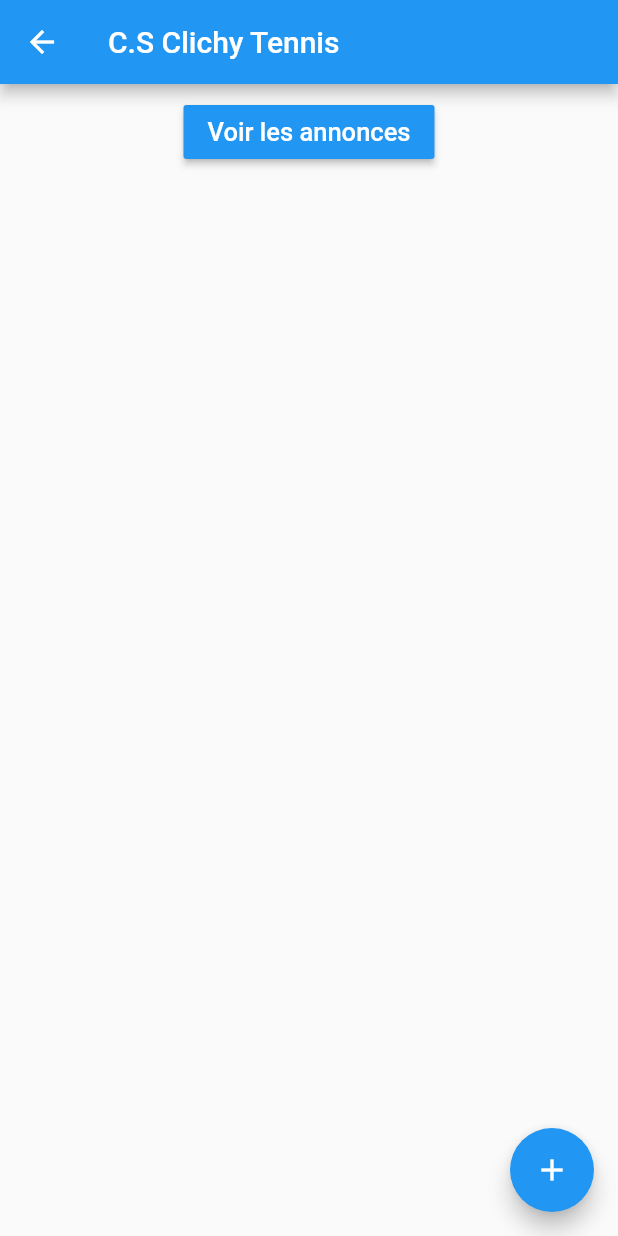
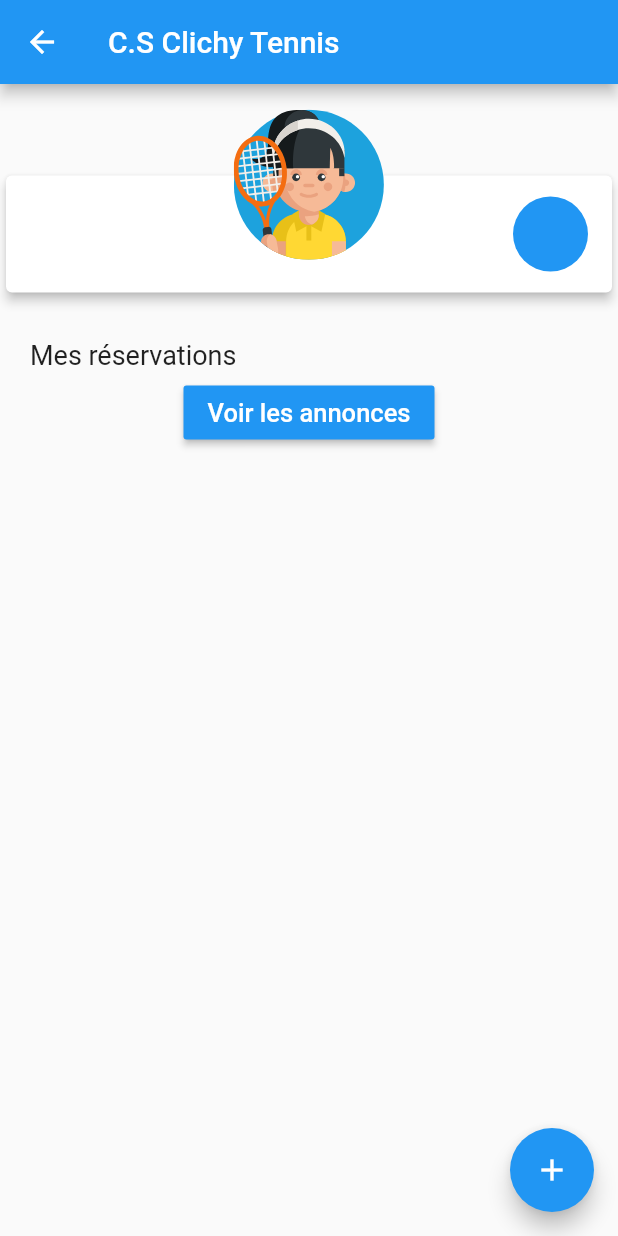
Before and after one commit to bring-happiness/sportemple-v2, a Flutter app: the BookingHomeScreen screen opened by its route, on a phone screen of 412 x 824 dp. Run offline on Flutter 3.47's test engine with Material 2 defaults, Android fonts, the light colour scheme and no system bars; our stand-ins replace flutter_svg, shared_preferences, socket_io_client; missing offline and left inert: age; accounts and stored records are empty; network calls fail.

Commit message:
feat(booking): add current bookings

```diff
--- /dev/null
+++ b/lib/models/booking.dart
@@ -0,0 +1,29 @@
+class Booking {
+  final String id;
+  final String date;
+  final String hour;
+  final String site;
+  final String court;
+  final String gameType;
+  final String ownerType;
+
+  Booking({this.id,
+      this.date,
+      this.hour,
+      this.site,
+      this.court,
+      this.gameType,
+      this.ownerType});
+
+  factory Booking.fromJson(Map<String, dynamic> json) {
+    return Booking(
+      id: json['id'],
+      date: json['date'],
+      hour: json['heure'],
+      site: json['site'],
+      court: json['court'],
+      gameType: json['jeu'],
+      ownerType: json['type'],
+    );
+  }
+}
--- /dev/null
+++ b/lib/repository/booking_repository.dart
@@ -0,0 +1,22 @@
+import 'package:http/http.dart' as http;
+import 'dart:convert';
+
+import '../models/booking.dart';
+
+class BookingRepository {
+  static Future<List<Booking>> getCurrentBookings(username, password) async {
+    final response = await http.get(
+        'http://localhost:3001/booking/current-reservations/57920066/$username/$password');
+
+    if (response.statusCode == 200) {
+      final List<dynamic> data = json.decode(response.body);
+      List<Booking> bookings = List<Booking>();
+
+      data.forEach((booking) => bookings.add(Booking.fromJson(booking)));
+
+      return bookings;
+    } else {
+      throw Exception('Failed to load booking');
+    }
+  }
+}
--- a/lib/screens/booking_home_screen.dart
+++ b/lib/screens/booking_home_screen.dart
@@ -1,7 +1,10 @@
 import 'package:flutter/material.dart';
+import 'package:flutter_svg/svg.dart';
 import 'package:shared_preferences/shared_preferences.dart';
 import 'package:socket_io_client/socket_io_client.dart' as IO;
 
+import '../models/booking.dart';
+import '../repository/booking_repository.dart';
 import './communiques_screen.dart';
 import '../models/user.dart';
 import '../repository/user_repository.dart';
@@ -18,6 +21,7 @@ class _BookingHomeScreenState extends State<BookingHomeScreen> {
   String username;
   String password;
   User user;
+  List<Booking> bookings;
 
   @override
   void initState() {
@@ -27,7 +31,18 @@ class _BookingHomeScreenState extends State<BookingHomeScreen> {
       username = prefs.getString('username');
       password = prefs.getString('password');
 
-      user = await UserRepository.getByUsername(username);
+      UserRepository.getByUsername(username).then((User _user) {
+        setState(() {
+          user = _user;
+        });
+      });
+
+      BookingRepository.getCurrentBookings(username, password)
+          .then((List<Booking> _bookings) {
+        setState(() {
+          bookings = _bookings;
+        });
+      });
     });
 
     socket = IO.io('http://localhost:3001', <String, dynamic>{
@@ -37,6 +52,10 @@ class _BookingHomeScreenState extends State<BookingHomeScreen> {
 
   @override
   Widget build(BuildContext context) {
+    final String profileAssetName = (user != null && user.isMale)
+        ? 'assets/images/tennis-player-male.svg'
+        : 'assets/images/tennis-player-female.svg';
+
     return Scaffold(
       appBar: AppBar(
         title: Text('C.S Clichy Tennis'),
@@ -48,19 +67,99 @@ class _BookingHomeScreenState extends State<BookingHomeScreen> {
       body: SafeArea(
         child: Column(
           children: [
-            Card(
-              child: Row(
+            Padding(
+              padding: const EdgeInsets.only(top: 17),
+              child: Stack(
                 children: [
-
+                  Padding(
+                    padding: const EdgeInsets.only(top: 40),
+                    child: Card(
+                      elevation: 3,
+                      child: Padding(
+                        padding: const EdgeInsets.symmetric(vertical: 11.0),
+                        child: ListTile(
+                          title: Column(
+                            crossAxisAlignment: CrossAxisAlignment.start,
+                            children: [
+                              Text(
+                                user != null ? user.firstname : '',
+                                style: TextStyle(
+                                    fontSize: 17,
+                                    color: Theme.of(context).primaryColor),
+                              ),
+                              Text(
+                                user != null ? user.lastname : '',
+                                style: TextStyle(
+                                    fontSize: 17, color: Colors.blueGrey),
+                              )
+                            ],
+                          ),
+                          trailing: Container(
+                            width: 50,
+                            height: 50,
+                            child: Center(
+                              child: Text(
+                                user != null ? user.ranking : '',
+                                style: TextStyle(
+                                    color: Colors.white, fontSize: 23),
+                              ),
+                            ),
+                            decoration: BoxDecoration(
+                                shape: BoxShape.circle,
+                                color: Theme.of(context).primaryColor),
+                          ),
+                        ),
+                      ),
+                    ),
+                  ),
+                  Positioned(
+                    top: 0,
+                    right: 0,
+                    left: 0,
+                    child: Container(
+                      height: 100,
+                      width: 100,
+                      child: SvgPicture.asset(profileAssetName),
+                    ),
+                  ),
                 ],
               ),
             ),
+            Padding(
+              padding: const EdgeInsets.only(
+                top: 27,
+                bottom: 4,
+                left: 20
+              ),
+              child: Row(
+                children: [
+                  Text(
+                    'Mes réservations',
+                    style: TextStyle(fontSize: 18),
+                  ),
+                ],
+              ),
+            ),
+            if(bookings != null)
+            ...bookings.map((Booking booking) {
+              return Card(
+                child: Column(
+                  children: [
+                    Row(
+                      children: [
+                        Text(booking != null ? booking.date : ''),
+                        Text(booking != null ? booking.hour : '')
+                      ],
+                    )
+                  ],
+                ),
+              );
+            }).toList(),
             RaisedButton(
-              child: Text('Voir les annonces',
-              style: TextStyle(
-                fontSize: 17,
-                color: Colors.white
-              ),),
+              child: Text(
+                'Voir les annonces',
+                style: TextStyle(fontSize: 17, color: Colors.white),
+              ),
               onPressed: () {
                 Navigator.of(context).pushNamed(CommuniquesScreen.routeName);
               },
```
